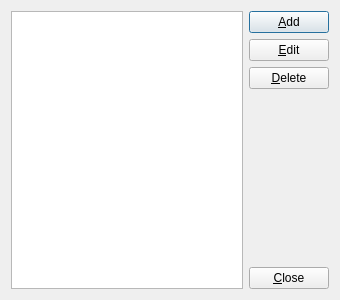
Old version of the form src/window/accountslistdialog.ui in the repository eugene-melnik/spending-control.
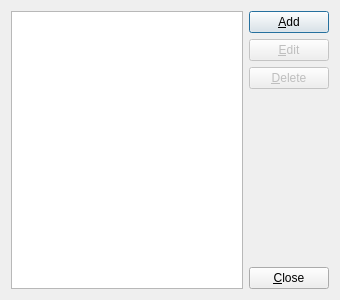
New version of the form.

Diff of the .ui file:
```diff
--- a/src/window/accountslistdialog.ui
+++ b/src/window/accountslistdialog.ui
@@ -31,6 +31,9 @@
      </item>
      <item>
       <widget class="QPushButton" name="bEdit">
+       <property name="enabled">
+        <bool>false</bool>
+       </property>
        <property name="text">
         <string>&amp;Edit</string>
        </property>
@@ -38,6 +41,9 @@
      </item>
      <item>
       <widget class="QPushButton" name="bDelete">
+       <property name="enabled">
+        <bool>false</bool>
+       </property>
        <property name="text">
         <string>&amp;Delete</string>
        </property>
```
